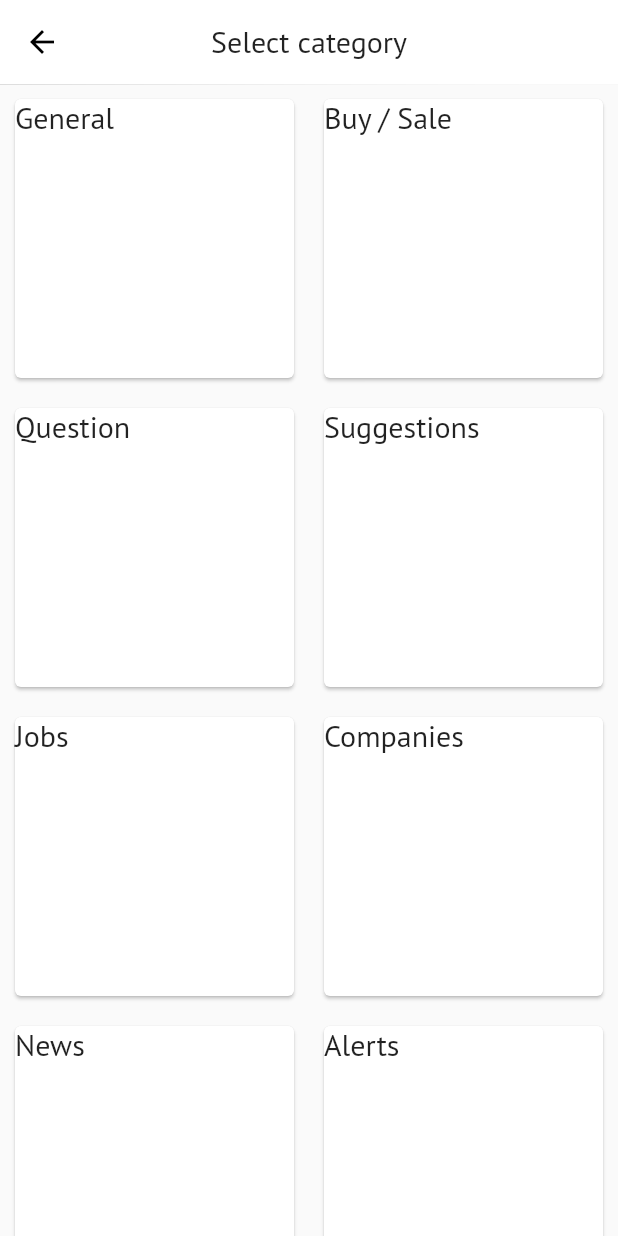
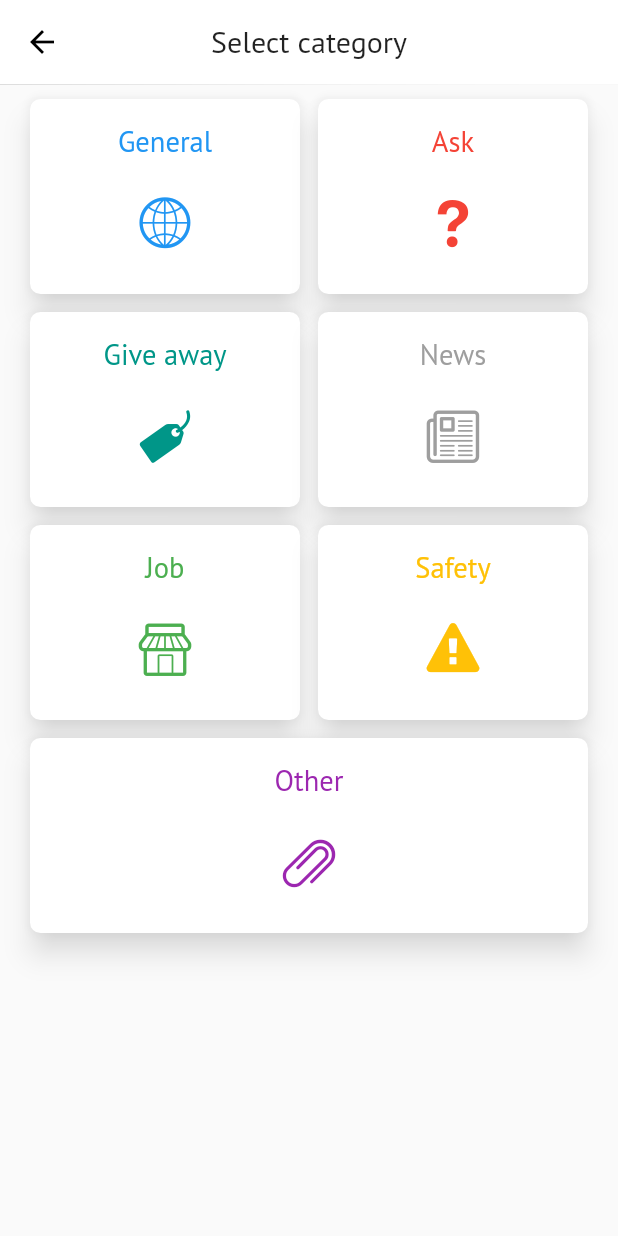
Before and after one commit to PaulStein1195/UR, a Flutter app: the screen it shows after launch, after a tap on an icon or button, on a phone screen of 412 x 824 dp. Run offline on Flutter 3.47's test engine with Material 2 defaults, Android fonts, the phone set to English and light mode, and no system bars; our stand-ins replace cloud_firestore, firebase_analytics, firebase_auth, firebase_database, firebase_storage, flutter_spinkit and 6 more; missing offline and left inert: dart:ffi; accounts and stored records are empty; network calls fail.

Commit message:
Adding categories for posts been created

```diff
--- a/ur_opinion/lib/pages/Home/select_post_type.dart
+++ b/ur_opinion/lib/pages/Home/select_post_type.dart
@@ -1,51 +1,86 @@
 import 'package:flutter/material.dart';
 import 'package:ur_opinion/widgets/my_flutter_app_icons.dart';
+import 'package:flutter_staggered_grid_view/flutter_staggered_grid_view.dart';
 
-class Select_PostType extends StatelessWidget {
-  List<String> categories = [
-    "General",
-    "Buy / Sale",
-    "Question",
-    "Suggestions",
-    "Jobs",
-    "Companies",
-    "News",
-    "Alerts",
-    "Other",
-  ];
+class Select_PostType extends StatefulWidget {
+  @override
+  _Select_PostTypeState createState() => _Select_PostTypeState();
+}
 
+class _Select_PostTypeState extends State<Select_PostType> {
+
+  Material myItems(IconData icon, String heading, Color color) {
+    return Material(
+      color: Colors.white,
+      elevation: 7.5,
+      shadowColor: Colors.white,
+      borderRadius: BorderRadius.circular(7.0),
+      child: Center(
+        child: Row(
+            mainAxisAlignment: MainAxisAlignment.center,
+            children: [
+              Column(
+                mainAxisAlignment: MainAxisAlignment.center,
+                children: [
+                  Center(
+                    //Text
+                    child: Padding(
+                      padding: const EdgeInsets.only(bottom: 10.0),
+                      child: Text(heading, style: TextStyle(color: color, fontSize: 19.0),),
+                    ),
+                  ),
+                  //Icon
+                  Material(
+                    color: Colors.white,
+                    borderRadius: BorderRadius.circular(24.0),
+                    child: Padding(
+                      padding: EdgeInsets.all(14.0),
+                      child: Icon(
+                        icon,
+                        color: color,
+                        size: 35.0,
+                      ),
+                    ),
+                  )
+                ],
+              )
+            ],
+          ),
+
+      ),
+    );
+  }
   @override
   Widget build(BuildContext context) {
     return Scaffold(
-        appBar: AppBar(
-          elevation: 0.2,
-          centerTitle: true,
-          title: Text("Select category"),
-        ),
-        body: GridView(
-          gridDelegate:
-              SliverGridDelegateWithFixedCrossAxisCount(crossAxisCount: 2),
-          children: categories.map((
-            title,
-          ) {
-            //Loop all item in events list
-            return GestureDetector(
-              child: Card(
-                margin: const EdgeInsets.all(10.0),
-                child: getCardByTitle(title),
-              ),
-              onTap: () {
-                //Show Toast
-              },
-            );
-          }).toList(),
-        ));
-  }
-
-  Widget getCardByTitle(String title) {
-    return Text(
-      title,
-      style: TextStyle(fontSize: 20.0),
-    );
+      appBar: AppBar(
+        elevation: 0.2,
+        centerTitle: true,
+        title: Text("Select category"),
+      ),
+      body: StaggeredGridView.count(
+        crossAxisCount: 2,
+        crossAxisSpacing: 12.0,
+        mainAxisSpacing: 12.0,
+        padding: EdgeInsets.symmetric(horizontal: 20.0, vertical: 10.0),
+        children: [
+          myItems(MyFlutterApp.globe_1, "General", Colors.blue),
+          myItems(MyFlutterApp.help, "Ask", Colors.red),
+          myItems(MyFlutterApp.tag, "Give away", Colors.teal),
+          myItems(MyFlutterApp.doc, "News", Colors.grey),
+          myItems(MyFlutterApp.shop, "Job", Colors.green),
+          myItems(MyFlutterApp.attention, "Safety", Colors.amber),
+          myItems(MyFlutterApp.attach, "Other", Colors.purple),
+        ],
+        staggeredTiles: [
+          StaggeredTile.extent(1, 130.0),
+          StaggeredTile.extent(1, 130.0),
+          StaggeredTile.extent(1, 130.0),
+          StaggeredTile.extent(1, 130.0),
+          StaggeredTile.extent(1, 130.0),
+          StaggeredTile.extent(1, 130.0),
+          StaggeredTile.extent(2, 130.0),
+        ],
+      ),);
   }
 }
--- a/ur_opinion/lib/pages/Home/timeline_example.dart
+++ b/ur_opinion/lib/pages/Home/timeline_example.dart
@@ -15,7 +15,7 @@ class Timeline_Example extends StatelessWidget {
       body: CustomScrollView(
         slivers: <Widget>[
           SliverAppBar(
-            expandedHeight: 65.0,
+            expandedHeight: 55.0,
             title: Text("UrOpinion"),
             actions: [
               /*Container(
@@ -104,19 +104,19 @@ class Timeline_Example extends StatelessWidget {
                   "https://picsum.photos/250?image=10",
                   "Paul",
                   "0/0/2020",
-                  "WORK",
+                  "GENERAL",
                   "How I manage my time of productivity in this period of pandemic",
                   "https://picsum.photos/250?image=5",
                   "I know that there is a lot of people out there working for long hours at home without...",
                   "50 %",
-                  Colors.amber,
+                  Colors.blue,
                   0.5,
                   true),
               Posts(
                   "https://picsum.photos/250?image=11",
                   "Pablo",
                   "8/0/2020",
-                  "JOB",
+                  "JOB / COMPANIES",
                   "Looking for talent",
                   "https://picsum.photos/250?image=10",
                   "Looking for creative people with some experience in software and time to get a freelance job in apps. If interested contact me at 669-000-0000",
@@ -133,19 +133,19 @@ class Timeline_Example extends StatelessWidget {
                   "https://picsum.photos/250?image=203",
                   "OPINION",
                   "50 %",
-                  Colors.amber,
+                  Colors.red,
                   0.5,
                   true),
               Posts(
                   "https://picsum.photos/250?image=5",
                   "Rafael",
                   "0/5/2020",
-                  "NEWS",
+                  "NEWS / ALERTS",
                   "COVID-19 shots for free!!",
                   "https://picsum.photos/250?image=10",
                   "Tomorrow 10 of October the Health Department in Sunnyvale are going to give for free tests for covid-19...",
                   "50 %",
-                  Colors.amber,
+                  Colors.grey,
                   0.5,
                   false),
               SizedBox(
--- a/ur_opinion/lib/pages/Me/profile.dart
+++ b/ur_opinion/lib/pages/Me/profile.dart
@@ -19,23 +19,17 @@ class _ProfileState extends State<Profile> {
   @override
   Widget build(BuildContext context) {
     return Scaffold(
-      appBar: AppBar(
+      body: CustomScrollView(
+        slivers: <Widget>[
+          SliverAppBar(
+            expandedHeight: 55.0,
             title: Text("Me"),
-        elevation: 0.5,
           ),
-      body: ListView(
-        children: [
-          Container(
-            color: Theme.of(context).backgroundColor,
-            child: Padding(
-              padding: const EdgeInsets.all(8.0),
-              child: Column(
-                children: <Widget>[
-                  buildProfileHeader(context),
-                ],
-              ),
-            ),
-          ),
+          SliverList(
+            delegate: SliverChildListDelegate([
+              buildProfileHeader(context)
+            ]),
+          )
         ],
       ),
     );
@@ -44,6 +38,8 @@ class _ProfileState extends State<Profile> {
   Widget buildProfileHeader(BuildContext context) {
     return Container(
       height: MediaQuery.of(context).size.height,
+      child: Padding(
+        padding: const EdgeInsets.all(8.0),
         child: Column(
           children: [
             Row(
@@ -249,6 +245,7 @@ class _ProfileState extends State<Profile> {
             ),
           ],
         ),
+      ),
     );
   }
 
--- a/ur_opinion/lib/widgets/my_flutter_app_icons.dart
+++ b/ur_opinion/lib/widgets/my_flutter_app_icons.dart
@@ -20,6 +20,22 @@
 ///         Author:    Designmodo for Smashing Magazine
 ///         License:   CC BY ()
 ///         Homepage:  http://designmodo.com/linecons-free/
+/// * Font Awesome 4, Copyright (C) 2016 by Dave Gandy
+///         Author:    Dave Gandy
+///         License:   SIL ()
+///         Homepage:  http://fortawesome.github.com/Font-Awesome/
+/// * Entypo, Copyright (C) 2012 by Daniel Bruce
+///         Author:    Daniel Bruce
+///         License:   SIL (http://scripts.sil.org/OFL)
+///         Homepage:  http://www.entypo.com
+/// * Modern Pictograms, Copyright (c) 2012 by John Caserta. All rights reserved.
+///         Author:    John Caserta
+///         License:   SIL (http://scripts.sil.org/OFL)
+///         Homepage:  http://thedesignoffice.org/project/modern-pictograms/
+/// * Font Awesome 5, Copyright (C) 2016 by Dave Gandy
+///         Author:    Dave Gandy
+///         License:   SIL (https://github.com/FortAwesome/Font-Awesome/blob/master/LICENSE.txt)
+///         Homepage:  http://fortawesome.github.com/Font-Awesome/
 ///
 import 'package:flutter/widgets.dart';
 
@@ -34,8 +50,16 @@ class MyFlutterApp {
   static const IconData paper_plane = IconData(0xe802, fontFamily: _kFontFam, fontPackage: _kFontPkg);
   static const IconData home = IconData(0xe803, fontFamily: _kFontFam, fontPackage: _kFontPkg);
   static const IconData sound = IconData(0xe804, fontFamily: _kFontFam, fontPackage: _kFontPkg);
+  static const IconData briefcase = IconData(0xe805, fontFamily: _kFontFam, fontPackage: _kFontPkg);
   static const IconData pencil = IconData(0xe806, fontFamily: _kFontFam, fontPackage: _kFontPkg);
+  static const IconData mouse = IconData(0xe807, fontFamily: _kFontFam, fontPackage: _kFontPkg);
+  static const IconData attention = IconData(0xe808, fontFamily: _kFontFam, fontPackage: _kFontPkg);
+  static const IconData globe = IconData(0xe809, fontFamily: _kFontFam, fontPackage: _kFontPkg);
+  static const IconData basket = IconData(0xe80a, fontFamily: _kFontFam, fontPackage: _kFontPkg);
+  static const IconData briefcase_1 = IconData(0xe80b, fontFamily: _kFontFam, fontPackage: _kFontPkg);
+  static const IconData globe_1 = IconData(0xe80c, fontFamily: _kFontFam, fontPackage: _kFontPkg);
   static const IconData cog = IconData(0xe80d, fontFamily: _kFontFam, fontPackage: _kFontPkg);
+  static const IconData tag = IconData(0xe80e, fontFamily: _kFontFam, fontPackage: _kFontPkg);
   static const IconData params = IconData(0xe80f, fontFamily: _kFontFam, fontPackage: _kFontPkg);
   static const IconData lightbulb = IconData(0xe810, fontFamily: _kFontFam, fontPackage: _kFontPkg);
   static const IconData key = IconData(0xe811, fontFamily: _kFontFam, fontPackage: _kFontPkg);
@@ -45,7 +69,19 @@ class MyFlutterApp {
   static const IconData lock = IconData(0xe815, fontFamily: _kFontFam, fontPackage: _kFontPkg);
   static const IconData database = IconData(0xe816, fontFamily: _kFontFam, fontPackage: _kFontPkg);
   static const IconData heart = IconData(0xe817, fontFamily: _kFontFam, fontPackage: _kFontPkg);
+  static const IconData tag_1 = IconData(0xe818, fontFamily: _kFontFam, fontPackage: _kFontPkg);
+  static const IconData help = IconData(0xe819, fontFamily: _kFontFam, fontPackage: _kFontPkg);
+  static const IconData paper_plane_1 = IconData(0xe81a, fontFamily: _kFontFam, fontPackage: _kFontPkg);
+  static const IconData users_1 = IconData(0xe81b, fontFamily: _kFontFam, fontPackage: _kFontPkg);
+  static const IconData tag_2 = IconData(0xe81c, fontFamily: _kFontFam, fontPackage: _kFontPkg);
+  static const IconData doc = IconData(0xe81d, fontFamily: _kFontFam, fontPackage: _kFontPkg);
+  static const IconData shop = IconData(0xe81e, fontFamily: _kFontFam, fontPackage: _kFontPkg);
   static const IconData enter = IconData(0xe81f, fontFamily: _kFontFam, fontPackage: _kFontPkg);
+  static const IconData money = IconData(0xe820, fontFamily: _kFontFam, fontPackage: _kFontPkg);
+  static const IconData mail = IconData(0xe821, fontFamily: _kFontFam, fontPackage: _kFontPkg);
+  static const IconData comment = IconData(0xe822, fontFamily: _kFontFam, fontPackage: _kFontPkg);
+  static const IconData attach = IconData(0xe823, fontFamily: _kFontFam, fontPackage: _kFontPkg);
+  static const IconData note = IconData(0xe824, fontFamily: _kFontFam, fontPackage: _kFontPkg);
   static const IconData camera_1 = IconData(0xe826, fontFamily: _kFontFam, fontPackage: _kFontPkg);
   static const IconData picture = IconData(0xe827, fontFamily: _kFontFam, fontPackage: _kFontPkg);
   static const IconData user_1 = IconData(0xe82a, fontFamily: _kFontFam, fontPackage: _kFontPkg);
@@ -61,4 +97,10 @@ class MyFlutterApp {
   static const IconData history = IconData(0xe863, fontFamily: _kFontFam, fontPackage: _kFontPkg);
   static const IconData thumbs_up = IconData(0xe86d, fontFamily: _kFontFam, fontPackage: _kFontPkg);
   static const IconData thumbs_down = IconData(0xe86e, fontFamily: _kFontFam, fontPackage: _kFontPkg);
+  static const IconData suitcase = IconData(0xf0f2, fontFamily: _kFontFam, fontPackage: _kFontPkg);
+  static const IconData newspaper = IconData(0xf1ea, fontFamily: _kFontFam, fontPackage: _kFontPkg);
+  static const IconData commenting = IconData(0xf27a, fontFamily: _kFontFam, fontPackage: _kFontPkg);
+  static const IconData shopping_bag = IconData(0xf290, fontFamily: _kFontFam, fontPackage: _kFontPkg);
+  static const IconData shopping_basket = IconData(0xf291, fontFamily: _kFontFam, fontPackage: _kFontPkg);
+  static const IconData user_tie = IconData(0xf508, fontFamily: _kFontFam, fontPackage: _kFontPkg);
 }
--- a/ur_opinion/pubspec.yaml
+++ b/ur_opinion/pubspec.yaml
@@ -27,6 +27,7 @@ dependencies:
   flutter_spinkit: ^4.1.2+1
   percent_indicator: "^2.1.1"
   image_picker: ^0.6.0+2
+  flutter_staggered_grid_view: ^0.3.2
 
 
   # The following adds the Cupertino Icons font to your application.
```
Also changed, not shown: ur_opinion/assets/fonts/MyFlutterApp.ttf, ur_opinion/pubspec.lock. Lines whose indentation alone changed are shown as unchanged.
